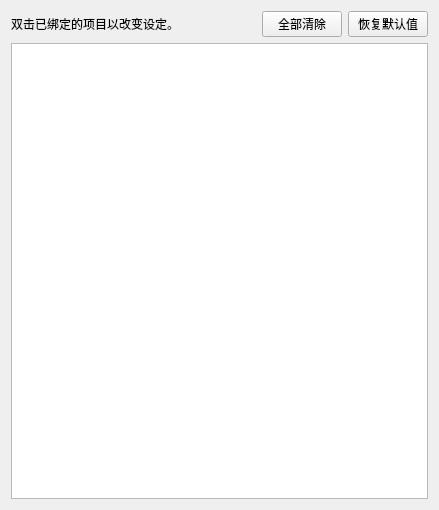
First picture: the form in src/yuzu/configuration/configure_hotkeys.ui, repository formylover/yuzu-early-access, before the edit.
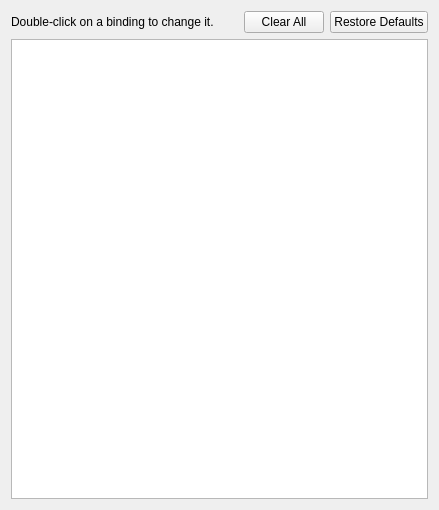
Second picture: the form after the edit.

Patch:
```diff
--- a/src/yuzu/configuration/configure_hotkeys.ui
+++ b/src/yuzu/configuration/configure_hotkeys.ui
@@ -19,7 +19,7 @@
      <item>
       <widget class="QLabel" name="label_2">
        <property name="text">
-        <string>双击已绑定的项目以改变设定。</string>
+        <string>Double-click on a binding to change it.</string>
        </property>
       </widget>
      </item>
@@ -39,14 +39,14 @@
      <item>
       <widget class="QPushButton" name="button_clear_all">
        <property name="text">
-        <string>全部清除</string>
+        <string>Clear All</string>
        </property>
       </widget>
      </item>
      <item>
       <widget class="QPushButton" name="button_restore_defaults">
        <property name="text">
-        <string>恢复默认值</string>
+        <string>Restore Defaults</string>
        </property>
       </widget>
      </item>
```
Left out of the diff: 2 changed lines with no effect on the pictures.
